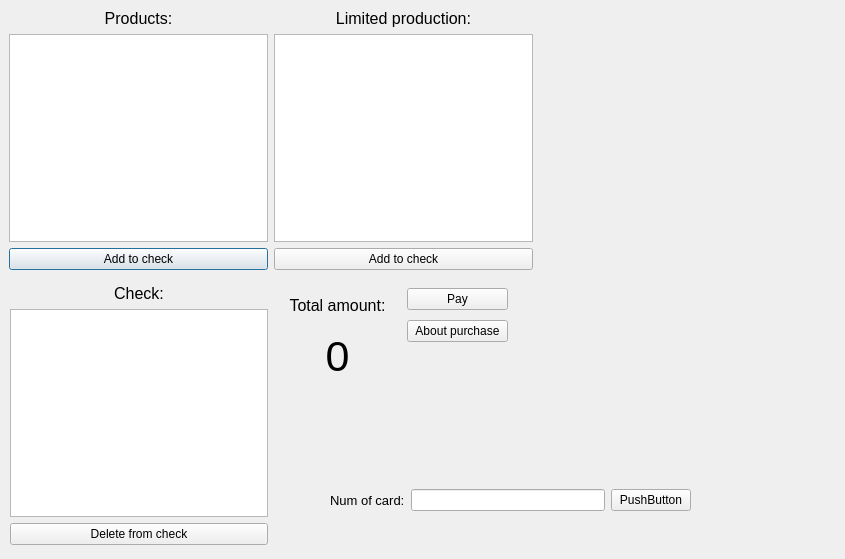
Qt form dialog.ui (MedvedisUrala/Lab1) before a commit.
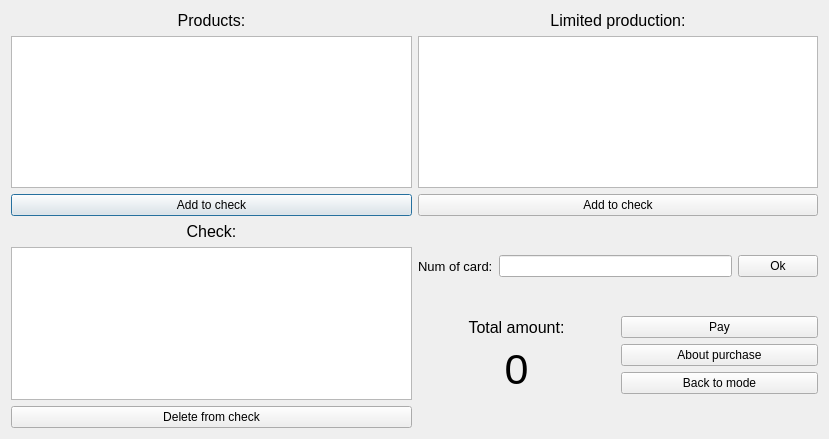
The same form after that commit.

```diff
--- a/dialog.ui
+++ b/dialog.ui
@@ -6,22 +6,15 @@
    <rect>
     <x>0</x>
     <y>0</y>
-    <width>845</width>
-    <height>559</height>
+    <width>829</width>
+    <height>439</height>
    </rect>
   </property>
   <property name="windowTitle">
    <string>Dialog</string>
   </property>
-  <widget class="QWidget" name="">
-   <property name="geometry">
-    <rect>
-     <x>9</x>
-     <y>9</y>
-     <width>524</width>
-     <height>261</height>
-    </rect>
-   </property>
+  <layout class="QVBoxLayout" name="verticalLayout_7">
+   <item>
    <layout class="QHBoxLayout" name="horizontalLayout">
     <item>
      <layout class="QVBoxLayout" name="verticalLayout">
@@ -86,61 +79,10 @@
      </layout>
     </item>
    </layout>
-  </widget>
-  <widget class="QWidget" name="">
-   <property name="geometry">
-    <rect>
-     <x>274</x>
-     <y>284</y>
-     <width>127</width>
-     <height>97</height>
-    </rect>
-   </property>
-   <layout class="QVBoxLayout" name="verticalLayout_4">
-    <item>
-     <widget class="QLabel" name="label_4">
-      <property name="font">
-       <font>
-        <pointsize>12</pointsize>
-       </font>
-      </property>
-      <property name="text">
-       <string>Total amount:</string>
-      </property>
-      <property name="alignment">
-       <set>Qt::AlignCenter</set>
-      </property>
-     </widget>
     </item>
     <item>
-     <widget class="QLabel" name="label_6">
-      <property name="font">
-       <font>
-        <pointsize>32</pointsize>
-       </font>
-      </property>
-      <property name="layoutDirection">
-       <enum>Qt::LeftToRight</enum>
-      </property>
-      <property name="text">
-       <string>0</string>
-      </property>
-      <property name="alignment">
-       <set>Qt::AlignCenter</set>
-      </property>
-     </widget>
-    </item>
-   </layout>
-  </widget>
-  <widget class="QWidget" name="">
-   <property name="geometry">
-    <rect>
-     <x>10</x>
-     <y>284</y>
-     <width>258</width>
-     <height>261</height>
-    </rect>
-   </property>
+    <layout class="QHBoxLayout" name="horizontalLayout_5">
+     <item>
    <layout class="QVBoxLayout" name="verticalLayout_3">
     <item>
      <widget class="QLabel" name="label_3">
@@ -172,16 +114,75 @@
      </layout>
     </item>
    </layout>
-  </widget>
-  <widget class="QWidget" name="">
-   <property name="geometry">
-    <rect>
-     <x>407</x>
-     <y>284</y>
-     <width>101</width>
-     <height>64</height>
-    </rect>
-   </property>
+     </item>
+     <item>
+      <layout class="QVBoxLayout" name="verticalLayout_6">
+       <item>
+        <layout class="QHBoxLayout" name="horizontalLayout_3">
+         <item>
+          <widget class="QLabel" name="label_5">
+           <property name="font">
+            <font>
+             <pointsize>10</pointsize>
+            </font>
+           </property>
+           <property name="text">
+            <string>Num of card:</string>
+           </property>
+          </widget>
+         </item>
+         <item>
+          <widget class="QLineEdit" name="lineEdit_num_card"/>
+         </item>
+         <item>
+          <widget class="QPushButton" name="pushButton_num_card_ok">
+           <property name="text">
+            <string>Ok</string>
+           </property>
+          </widget>
+         </item>
+        </layout>
+       </item>
+       <item>
+        <layout class="QHBoxLayout" name="horizontalLayout_4">
+         <item>
+          <layout class="QVBoxLayout" name="verticalLayout_4">
+           <item>
+            <widget class="QLabel" name="label_4">
+             <property name="font">
+              <font>
+               <pointsize>12</pointsize>
+              </font>
+             </property>
+             <property name="text">
+              <string>Total amount:</string>
+             </property>
+             <property name="alignment">
+              <set>Qt::AlignCenter</set>
+             </property>
+            </widget>
+           </item>
+           <item>
+            <widget class="QLabel" name="label_amount">
+             <property name="font">
+              <font>
+               <pointsize>32</pointsize>
+              </font>
+             </property>
+             <property name="layoutDirection">
+              <enum>Qt::LeftToRight</enum>
+             </property>
+             <property name="text">
+              <string>0</string>
+             </property>
+             <property name="alignment">
+              <set>Qt::AlignCenter</set>
+             </property>
+            </widget>
+           </item>
+          </layout>
+         </item>
+         <item>
    <layout class="QVBoxLayout" name="verticalLayout_5">
     <item>
      <widget class="QPushButton" name="pushButton_pay">
@@ -197,42 +198,22 @@
       </property>
      </widget>
     </item>
-   </layout>
-  </widget>
-  <widget class="QWidget" name="">
-   <property name="geometry">
-    <rect>
-     <x>330</x>
-     <y>480</y>
-     <width>361</width>
-     <height>41</height>
-    </rect>
-   </property>
-   <layout class="QHBoxLayout" name="horizontalLayout_3">
-    <item>
-     <widget class="QLabel" name="label_5">
-      <property name="font">
-       <font>
-        <pointsize>10</pointsize>
-       </font>
-      </property>
-      <property name="text">
-       <string>Num of card:</string>
-      </property>
-     </widget>
-    </item>
-    <item>
-     <widget class="QLineEdit" name="lineEdit"/>
-    </item>
     <item>
      <widget class="QPushButton" name="pushButton">
       <property name="text">
-       <string>PushButton</string>
+              <string>Back to mode</string>
       </property>
      </widget>
     </item>
    </layout>
-  </widget>
+         </item>
+        </layout>
+       </item>
+      </layout>
+     </item>
+    </layout>
+   </item>
+  </layout>
  </widget>
  <resources/>
  <connections/>
```
Lines whose indentation alone changed are shown as unchanged.
